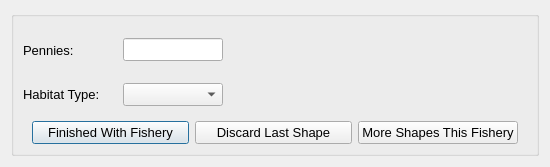
The window that mlpa_southcoast/Interview/nextpolygon.ui (Ecotrust/openoceanmap-desktop) describes before a commit, drawn with Qt 5.
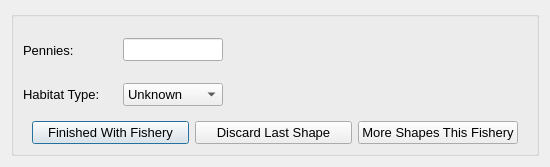
The same window after the commit.

What changed in the file:
```diff
--- a/mlpa_southcoast/Interview/nextpolygon.ui
+++ b/mlpa_southcoast/Interview/nextpolygon.ui
@@ -163,7 +163,7 @@
               </property>
               <item>
                <property name="text" >
-                <string/>
+                <string>Unknown</string>
                </property>
               </item>
               <item>
```
Left out of the diff: 2 changed lines with no effect on the pictures.
